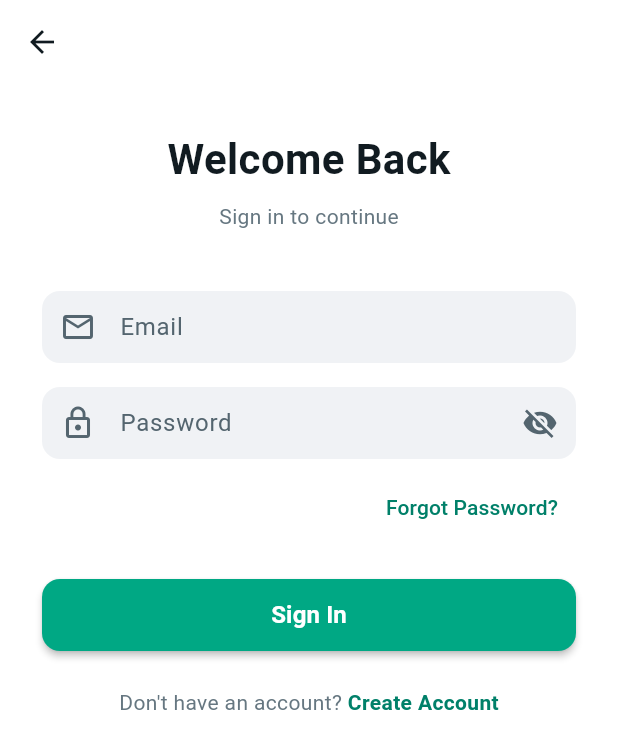
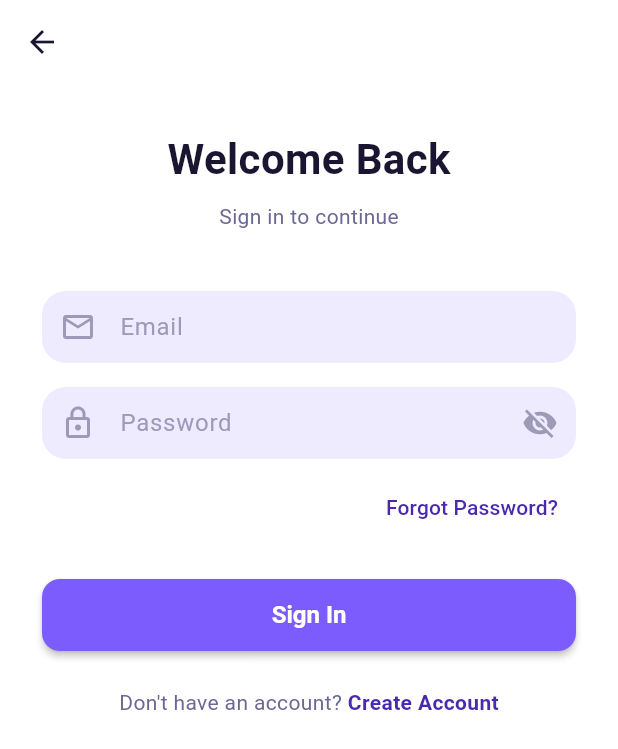
Before and after one commit to mahaddevelpoer/xmechat, a Flutter app: the screen it shows after launch, on a phone screen of 412 x 824 dp. Shown: the top 749 px of the screen. Run offline on Flutter 3.47's test engine with Material 3 defaults, Android fonts, the phone set to English and light mode, and no system bars; our stand-ins replace cached_network_image, emoji_picker_flutter, file_picker, firebase_core, flutter_riverpod, geolocator and 7 more; missing offline and left inert: asn1lib, bitsdojo_window, encrypt, flutter_webrtc, local_notifier, pointycastle and 2 more; accounts and stored records are empty.

Commit message:
v2.0: complete redesign - E2E encryption, Nova design system, broadcast lists, disappearing msgs, MSIX installer

```diff
--- a/lib/core/constants/app_colors.dart
+++ b/lib/core/constants/app_colors.dart
@@ -1,124 +1,278 @@
 import 'package:flutter/material.dart';
 
 class AppColors {
-  // WhatsApp Desktop Light Theme Colors
-  static const Color primaryGreen = Color(0xFF008069);
-  static const Color accentGreen = Color(0xFF00A884);
+  // ── Nova Design System ─────────────────────────────
+  // Primary: Deep Indigo → Violet
+  static const Color primary = Color(0xFF4A28B0);
+  static const Color primaryLight = Color(0xFF7C5CFC);
+  static const Color primaryDark = Color(0xFF2D1B69);
 
-  static const Color bgPrimary = Color(0xFFFFFFFF);
-  static const Color bgSecondary = Color(0xFFF0F2F5); // WhatsApp Desktop header/input bar
-  static const Color chatBg = Color(0xFFEFEAE2); // WhatsApp Desktop chat background
+  // Accent: Vibrant Coral → Orange
+  static const Color accent = Color(0xFFFF6B6B);
+  static const Color accentLight = Color(0xFFFF8E53);
+  static const Color accentSoft = Color(0xFFFFB088);
 
-  static const Color sentBubble = Color(0xFFD9FDD3);
+  // Gradients
+  static const Gradient primaryGradient = LinearGradient(
+    colors: [Color(0xFF4A28B0), Color(0xFF7C5CFC)],
+    begin: Alignment.topLeft,
+    end: Alignment.bottomRight,
+  );
+  static const Gradient accentGradient = LinearGradient(
+    colors: [Color(0xFFFF6B6B), Color(0xFFFF8E53)],
+    begin: Alignment.topLeft,
+    end: Alignment.bottomRight,
+  );
+  static const Gradient bgGradient = LinearGradient(
+    colors: [Color(0xFFF8F6FF), Color(0xFFFFF5F3)],
+    begin: Alignment.topCenter,
+    end: Alignment.bottomCenter,
+  );
+  static const Gradient darkBgGradient = LinearGradient(
+    colors: [Color(0xFF0D0B1E), Color(0xFF1A1530)],
+    begin: Alignment.topCenter,
+    end: Alignment.bottomCenter,
+  );
+
+  // Backgrounds
+  static const Color bgPrimary = Color(0xFFF8F6FF);
+  static const Color bgSecondary = Color(0xFFEEEAFF);
+  static const Color bgSurface = Color(0xFFFFFFFF);
+  static const Color chatBg = Color(0xFFF5F0FF);
+
+  // Bubbles
+  static const Color sentBubble = Color(0xFF4A28B0);
+  static const Color sentBubbleLight = Color(0xFF7C5CFC);
   static const Color receivedBubble = Color(0xFFFFFFFF);
 
-  static const Color textPrimary = Color(0xFF111B21);
-  static const Color textSecondary = Color(0xFF667781);
-  static const Color textHint = Color(0xFF54656F); // Icons and hints
+  // Text
+  static const Color textPrimary = Color(0xFF1A1530);
+  static const Color textSecondary = Color(0xFF6B6894);
+  static const Color textHint = Color(0xFF9D9AB8);
   static const Color textWhite = Color(0xFFFFFFFF);
+  static const Color textOnPrimary = Color(0xFFFFFFFF);
 
-  // Status Colors
-  static const Color online = Color(0xFF25D366);
-  static const Color read = Color(0xFF53BDEB);
+  // Status
+  static const Color online = Color(0xFF2ED573);
+  static const Color away = Color(0xFFFFA502);
+  static const Color busy = Color(0xFFFF6B6B);
+  static const Color read = Color(0xFF7C5CFC);
 
-  // Dark Mode
-  static const Color darkBg = Color(0xFF111B21);
-  static const Color darkSurface = Color(0xFF202C33);
-  static const Color darkChatBg = Color(0xFF0B141A);
-  static const Color darkSentBubble = Color(0xFF005C4B);
-  static const Color darkReceivedBubble = Color(0xFF202C33);
-  static const Color darkText = Color(0xFFE9EDEF);
-  static const Color darkIcon = Color(0xFFAEBAC1);
+  // Misc
+  static const Color divider = Color(0xFFE8E5F0);
+  static const Color error = Color(0xFFFF4757);
+  static const Color success = Color(0xFF2ED573);
+  static const Color warning = Color(0xFFFFA502);
+  static const Color glassBg = Color(0x1AFFFFFF);
+  static const Color glassBorder = Color(0x2AFFFFFF);
 
-  static const Color divider = Color(0xFFE9EDEF);
-  static const Color error = Color(0xFFFF3B30);
+  // ── Legacy aliases (backward compat) ───────────────
+  static const Color primaryGreen = primary;
+  static const Color accentGreen = primaryLight;
+  static const Color lightGreen = sentBubble;
 
-  // Legacy aliases
-  static const Color lightGreen = sentBubble;
+  // ── Dark Mode ──────────────────────────────────────
+  static const Color darkBg = Color(0xFF0D0B1E);
+  static const Color darkSurface = Color(0xFF1A1530);
+  static const Color darkSurfaceLight = Color(0xFF252040);
+  static const Color darkChatBg = Color(0xFF100D24);
+  static const Color darkSentBubble = Color(0xFF4A28B0);
+  static const Color darkReceivedBubble = Color(0xFF1A1530);
+  static const Color darkText = Color(0xFFE8E5F0);
+  static const Color darkTextSecondary = Color(0xFF9D9AB8);
+  static const Color darkIcon = Color(0xFF7C78A0);
+  static const Color darkDivider = Color(0xFF2A2545);
+  static const Color darkGlassBg = Color(0x1AFFFFFF);
+  static const Color darkGlassBorder = Color(0x2AFFFFFF);
 }
 
 class AppTheme {
   static ThemeData get light => ThemeData(
     useMaterial3: true,
-    primaryColor: AppColors.primaryGreen,
+    primaryColor: AppColors.primary,
     scaffoldBackgroundColor: AppColors.bgPrimary,
     colorScheme: const ColorScheme.light(
-      primary: AppColors.primaryGreen,
-      secondary: AppColors.accentGreen,
-      surface: AppColors.bgSecondary,
+      primary: AppColors.primary,
+      secondary: AppColors.accent,
+      surface: AppColors.bgSurface,
       error: AppColors.error,
     ),
     appBarTheme: const AppBarTheme(
-      backgroundColor: AppColors.bgSecondary,
+      backgroundColor: Colors.transparent,
       foregroundColor: AppColors.textPrimary,
-      iconTheme: IconThemeData(color: AppColors.textHint),
       elevation: 0,
       centerTitle: false,
       titleTextStyle: TextStyle(
         color: AppColors.textPrimary,
-        fontSize: 16,
-        fontWeight: FontWeight.w500,
+        fontSize: 18,
+        fontWeight: FontWeight.w600,
       ),
     ),
     tabBarTheme: const TabBarThemeData(
-      indicatorColor: AppColors.primaryGreen,
-      labelColor: AppColors.primaryGreen,
+      indicatorColor: AppColors.primary,
+      labelColor: AppColors.primary,
       unselectedLabelColor: AppColors.textHint,
+      indicatorSize: TabBarIndicatorSize.tab,
+    ),
+    bottomNavigationBarTheme: const BottomNavigationBarThemeData(
+      backgroundColor: AppColors.bgSurface,
+      selectedItemColor: AppColors.primary,
+      unselectedItemColor: AppColors.textHint,
+      type: BottomNavigationBarType.fixed,
+      elevation: 8,
     ),
     floatingActionButtonTheme: const FloatingActionButtonThemeData(
-      backgroundColor: AppColors.primaryGreen,
+      backgroundColor: AppColors.primary,
       foregroundColor: AppColors.textWhite,
+      elevation: 4,
     ),
     inputDecorationTheme: InputDecorationTheme(
       filled: true,
-      fillColor: AppColors.bgPrimary,
+      fillColor: AppColors.bgSecondary,
       border: OutlineInputBorder(
-        borderRadius: BorderRadius.circular(8),
+        borderRadius: BorderRadius.circular(16),
         borderSide: BorderSide.none,
       ),
-      contentPadding: const EdgeInsets.symmetric(horizontal: 16, vertical: 12),
+      enabledBorder: OutlineInputBorder(
+        borderRadius: BorderRadius.circular(16),
+        borderSide: BorderSide.none,
+      ),
+      focusedBorder: OutlineInputBorder(
+        borderRadius: BorderRadius.circular(16),
+        borderSide: const BorderSide(color: AppColors.primaryLight, width: 1.5),
+      ),
+      contentPadding: const EdgeInsets.symmetric(horizontal: 20, vertical: 14),
       hintStyle: const TextStyle(color: AppColors.textHint),
     ),
     elevatedButtonTheme: ElevatedButtonThemeData(
       style: ElevatedButton.styleFrom(
-        backgroundColor: AppColors.primaryGreen,
-        foregroundColor: Colors.white,
-        minimumSize: const Size(double.infinity, 50),
-        shape: RoundedRectangleBorder(borderRadius: BorderRadius.circular(8)),
+        backgroundColor: AppColors.primary,
+        foregroundColor: AppColors.textWhite,
+        minimumSize: const Size(double.infinity, 52),
+        shape: RoundedRectangleBorder(borderRadius: BorderRadius.circular(16)),
         elevation: 0,
+        textStyle: const TextStyle(fontSize: 16, fontWeight: FontWeight.w600),
+      ),
+    ),
+    textButtonTheme: TextButtonThemeData(
+      style: TextButton.styleFrom(
+        foregroundColor: AppColors.primary,
+        shape: RoundedRectangleBorder(borderRadius: BorderRadius.circular(12)),
       ),
     ),
     dividerTheme: const DividerThemeData(
       color: AppColors.divider,
-      thickness: 1,
+      thickness: 0.5,
+    ),
+    chipTheme: ChipThemeData(
+      backgroundColor: AppColors.bgSecondary,
+      labelStyle: const TextStyle(color: AppColors.textPrimary, fontSize: 13),
+      shape: RoundedRectangleBorder(borderRadius: BorderRadius.circular(20)),
+      side: BorderSide.none,
+    ),
+    dialogTheme: DialogThemeData(
+      backgroundColor: AppColors.bgSurface,
+      shape: RoundedRectangleBorder(borderRadius: BorderRadius.circular(24)),
+    ),
+    bottomSheetTheme: const BottomSheetThemeData(
+      backgroundColor: AppColors.bgSurface,
+      shape: RoundedRectangleBorder(
+        borderRadius: BorderRadius.vertical(top: Radius.circular(24)),
+      ),
+    ),
+    cardTheme: CardThemeData(
+      color: AppColors.bgSurface,
+      elevation: 0,
+      shape: RoundedRectangleBorder(borderRadius: BorderRadius.circular(16)),
+    ),
+    snackBarTheme: SnackBarThemeData(
+      behavior: SnackBarBehavior.floating,
+      shape: RoundedRectangleBorder(borderRadius: BorderRadius.circular(12)),
     ),
   );
 
   static ThemeData get dark => ThemeData(
     useMaterial3: true,
-    primaryColor: AppColors.accentGreen,
+    primaryColor: AppColors.primaryLight,
     scaffoldBackgroundColor: AppColors.darkBg,
     colorScheme: const ColorScheme.dark(
-      primary: AppColors.accentGreen,
-      secondary: AppColors.accentGreen,
+      primary: AppColors.primaryLight,
+      secondary: AppColors.accent,
       surface: AppColors.darkSurface,
       error: AppColors.error,
     ),
     appBarTheme: const AppBarTheme(
+      backgroundColor: Colors.transparent,
+      foregroundColor: AppColors.darkText,
+      elevation: 0,
+      centerTitle: false,
+      titleTextStyle: TextStyle(
+        color: AppColors.darkText,
+        fontSize: 18,
+        fontWeight: FontWeight.w600,
+      ),
+    ),
+    tabBarTheme: const TabBarThemeData(
+      indicatorColor: AppColors.primaryLight,
+      labelColor: AppColors.primaryLight,
+      unselectedLabelColor: AppColors.darkIcon,
+    ),
+    bottomNavigationBarTheme: const BottomNavigationBarThemeData(
       backgroundColor: AppColors.darkSurface,
-      foregroundColor: AppColors.darkText,
-      iconTheme: IconThemeData(color: AppColors.darkIcon),
-      elevation: 0,
+      selectedItemColor: AppColors.primaryLight,
+      unselectedItemColor: AppColors.darkIcon,
+      type: BottomNavigationBarType.fixed,
+      elevation: 8,
     ),
     inputDecorationTheme: InputDecorationTheme(
       filled: true,
       fillColor: AppColors.darkSurface,
       border: OutlineInputBorder(
-        borderRadius: BorderRadius.circular(8),
+        borderRadius: BorderRadius.circular(16),
         borderSide: BorderSide.none,
       ),
-      contentPadding: const EdgeInsets.symmetric(horizontal: 16, vertical: 12),
+      enabledBorder: OutlineInputBorder(
+        borderRadius: BorderRadius.circular(16),
+        borderSide: BorderSide.none,
+      ),
+      focusedBorder: OutlineInputBorder(
+        borderRadius: BorderRadius.circular(16),
+        borderSide: const BorderSide(color: AppColors.primaryLight, width: 1.5),
+      ),
+      contentPadding: const EdgeInsets.symmetric(horizontal: 20, vertical: 14),
       hintStyle: const TextStyle(color: AppColors.darkIcon),
+    ),
+    elevatedButtonTheme: ElevatedButtonThemeData(
+      style: ElevatedButton.styleFrom(
+        backgroundColor: AppColors.primary,
+        foregroundColor: AppColors.textWhite,
+        minimumSize: const Size(double.infinity, 52),
+        shape: RoundedRectangleBorder(borderRadius: BorderRadius.circular(16)),
+        elevation: 0,
+      ),
+    ),
+    dividerTheme: const DividerThemeData(
+      color: AppColors.darkDivider,
+      thickness: 0.5,
+    ),
+    dialogTheme: DialogThemeData(
+      backgroundColor: AppColors.darkSurface,
+      shape: RoundedRectangleBorder(borderRadius: BorderRadius.circular(24)),
+    ),
+    bottomSheetTheme: const BottomSheetThemeData(
+      backgroundColor: AppColors.darkSurface,
+      shape: RoundedRectangleBorder(
+        borderRadius: BorderRadius.vertical(top: Radius.circular(24)),
+      ),
+    ),
+    cardTheme: CardThemeData(
+      color: AppColors.darkSurface,
+      elevation: 0,
+      shape: RoundedRectangleBorder(borderRadius: BorderRadius.circular(16)),
+    ),
+    snackBarTheme: SnackBarThemeData(
+      behavior: SnackBarBehavior.floating,
+      shape: RoundedRectangleBorder(borderRadius: BorderRadius.circular(12)),
     ),
   );
 }
--- a/lib/providers/providers.dart
+++ b/lib/providers/providers.dart
@@ -5,6 +5,7 @@ import '../models/models.dart';
 import '../services/auth_service.dart';
 import '../services/broadcast_service.dart';
 import '../services/chat_service.dart';
+import '../services/encryption_service.dart';
 import '../services/group_service.dart';
 import '../services/status_service.dart';
 import '../services/webrtc_service.dart';
@@ -168,3 +169,8 @@ final fontSizeProvider = Provider<double>((ref) {
 final broadcastListsProvider = FutureProvider.autoDispose<List<BroadcastListModel>>((ref) async {
   return ref.read(broadcastServiceProvider).fetchMyLists();
 });
+
+final encryptionServiceProvider = Provider<EncryptionService>((ref) {
+  final uid = ref.watch(currentUserIdProvider);
+  return EncryptionService(uid);
+});
```
Also changed, not shown: lib/services/auth_service.dart (+12 -2 lines), lib/services/encryption_service.dart (added, +149 -0 lines), pubspec.yaml (+11 -1 lines), pubspec.lock, 2 other files.
